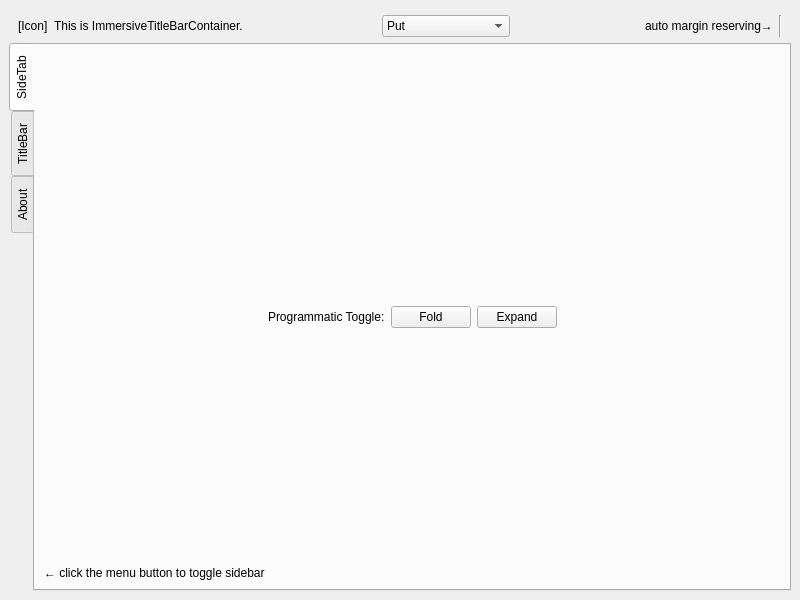
Qt form gallery/main.ui (du33169/QoreWidgets) before a commit.
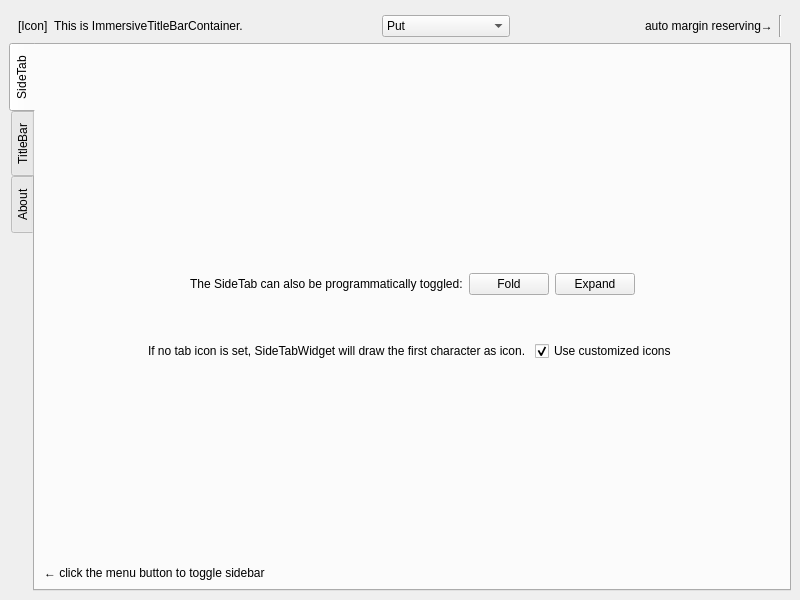
The same form after that commit. Icons and pictures are not drawn. Custom widgets are drawn as their Qt base class.

Commit message: feat(SideTabWidget): draw first char if icon is null

What changed in the file:
```diff
--- a/gallery/main.ui
+++ b/gallery/main.ui
@@ -181,7 +181,7 @@
           <item>
            <widget class="QLabel" name="label_toggle_prompt">
             <property name="text">
-             <string>Programmatic Toggle:</string>
+             <string>The SideTab can also be programmatically toggled:</string>
             </property>
            </widget>
           </item>
@@ -214,6 +214,69 @@
           </item>
          </layout>
         </item>
+        <item>
+         <spacer name="verticalSpacer_3">
+          <property name="orientation">
+           <enum>Qt::Orientation::Vertical</enum>
+          </property>
+          <property name="sizeType">
+           <enum>QSizePolicy::Policy::Preferred</enum>
+          </property>
+          <property name="sizeHint" stdset="0">
+           <size>
+            <width>20</width>
+            <height>40</height>
+           </size>
+          </property>
+         </spacer>
+        </item>
+        <item>
+         <layout class="QHBoxLayout" name="horizontalLayout_3">
+          <item>
+           <spacer name="horizontalSpacer_5">
+            <property name="orientation">
+             <enum>Qt::Orientation::Horizontal</enum>
+            </property>
+            <property name="sizeHint" stdset="0">
+             <size>
+              <width>40</width>
+              <height>20</height>
+             </size>
+            </property>
+           </spacer>
+          </item>
+          <item>
+           <widget class="QLabel" name="label_2">
+            <property name="text">
+             <string>If no tab icon is set, SideTabWidget will draw the first character as icon. </string>
+            </property>
+           </widget>
+          </item>
+          <item>
+           <widget class="QCheckBox" name="check_tabIcon">
+            <property name="text">
+             <string>Use customized icons</string>
+            </property>
+            <property name="checked">
+             <bool>true</bool>
+            </property>
+           </widget>
+          </item>
+          <item>
+           <spacer name="horizontalSpacer_6">
+            <property name="orientation">
+             <enum>Qt::Orientation::Horizontal</enum>
+            </property>
+            <property name="sizeHint" stdset="0">
+             <size>
+              <width>40</width>
+              <height>20</height>
+             </size>
+            </property>
+           </spacer>
+          </item>
+         </layout>
+        </item>
         <item>
          <spacer name="verticalSpacer_2">
           <property name="orientation">
```
The commit also changes 3 other files.
